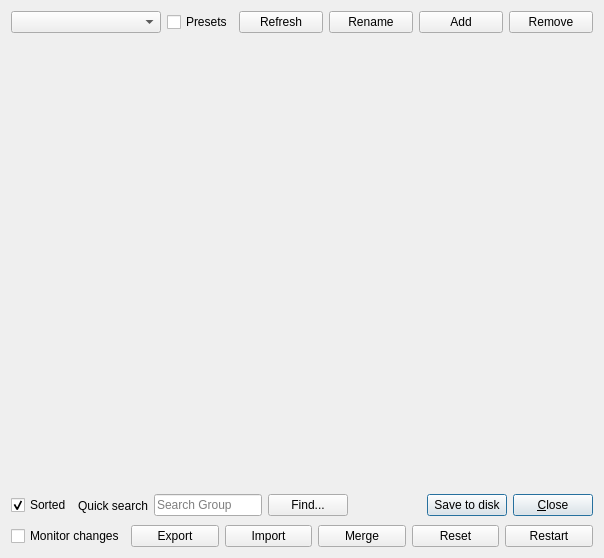
First picture: the form in src/Gui/DlgParameter.ui, repository scottmudge/FreeCAD, before the edit.
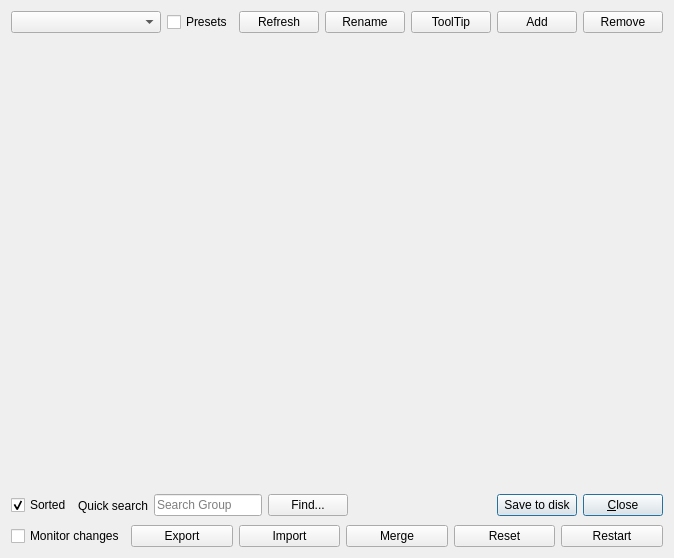
Second picture: the form after the edit.

Commit message:
App/Gui: change ways to persist user defined ParameterSet
App:::Application will load files with extension "FCParam" in the
following two directory
    <AppHomePath>/data/settings
    <UserAppDataDir>/settings

The ParameterSet will use the base file name as the parameter set name.
The parameter editor will look for the root parameter "Name" for
display name. Other root parameters used are "ToolTip" for tool tip,
and "Preset" to see if the settings should appear in menu 'Tools ->
Preset configurations'.

Patch:
```diff
--- a/src/Gui/DlgParameter.ui
+++ b/src/Gui/DlgParameter.ui
@@ -74,6 +74,19 @@
        </property>
       </widget>
      </item>
+     <item>
+      <widget class="QPushButton" name="btnToolTip">
+       <property name="maximumSize">
+        <size>
+         <width>150</width>
+         <height>16777215</height>
+        </size>
+       </property>
+       <property name="text">
+        <string>ToolTip</string>
+       </property>
+      </widget>
+     </item>
      <item>
       <widget class="QPushButton" name="btnAdd">
        <property name="maximumSize">
```
The commit also changes 5 other files.
